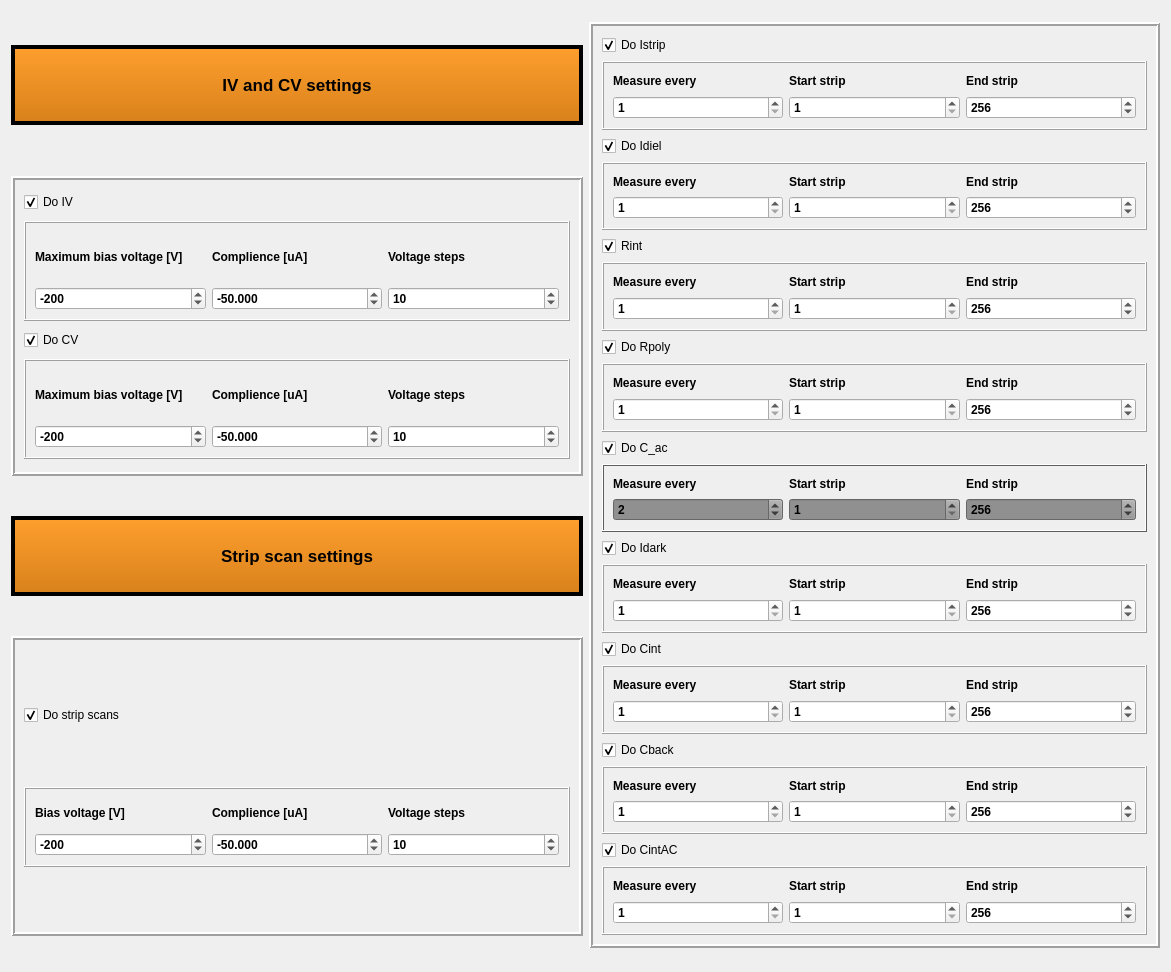
Chilldose/COMET, file UniDAQ/QT_Designer_UI/settings_gui.ui: the form before one commit.
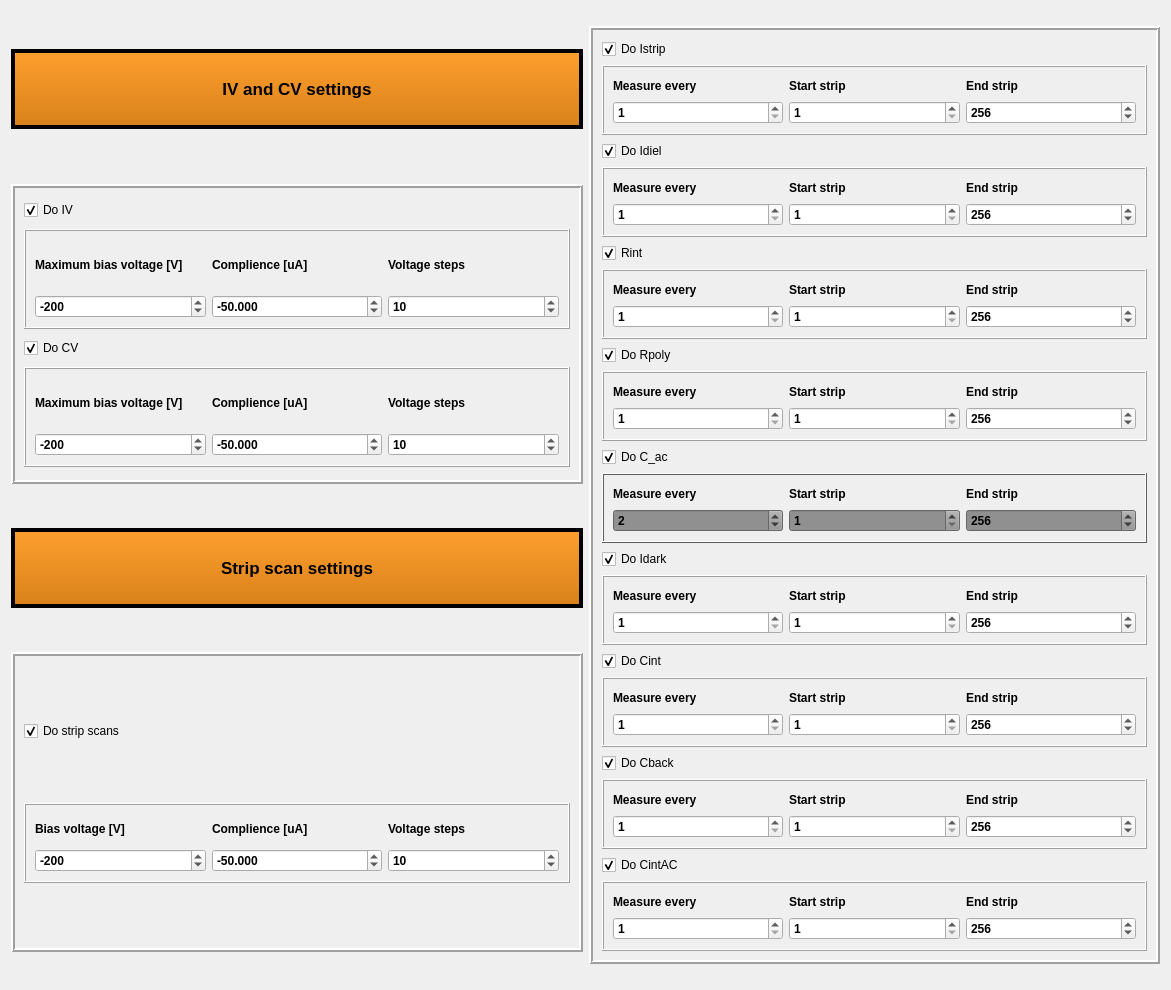
The form after the commit.

```diff
--- a/UniDAQ/QT_Designer_UI/settings_gui.ui
+++ b/UniDAQ/QT_Designer_UI/settings_gui.ui
@@ -10,7 +10,7 @@
     <x>0</x>
     <y>0</y>
     <width>1171</width>
-    <height>972</height>
+    <height>990</height>
    </rect>
   </property>
   <property name="windowTitle">
```
